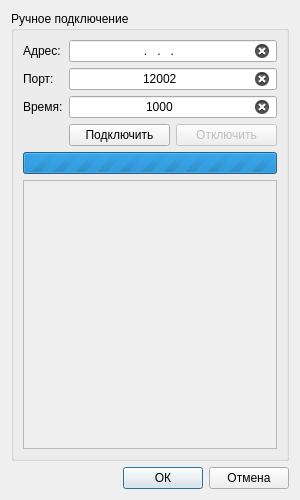
First picture: the form in Source/connect.ui, repository Grandbrain/Sensor, before the edit.
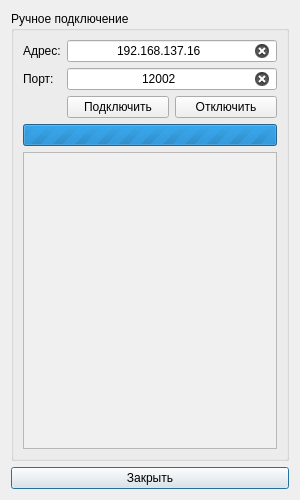
Second picture: the form after the edit.

The edit to the form file:
```diff
--- a/Source/connect.ui
+++ b/Source/connect.ui
@@ -48,25 +48,6 @@
           <property name="sizeConstraint">
            <enum>QLayout::SetDefaultConstraint</enum>
           </property>
-          <item row="2" column="0">
-           <widget class="QLabel" name="label">
-            <property name="sizePolicy">
-             <sizepolicy hsizetype="Fixed" vsizetype="Fixed">
-              <horstretch>0</horstretch>
-              <verstretch>0</verstretch>
-             </sizepolicy>
-            </property>
-            <property name="contextMenuPolicy">
-             <enum>Qt::NoContextMenu</enum>
-            </property>
-            <property name="text">
-             <string>Время:</string>
-            </property>
-            <property name="textInteractionFlags">
-             <set>Qt::NoTextInteraction</set>
-            </property>
-           </widget>
-          </item>
           <item row="1" column="1">
            <widget class="QLineEdit" name="editPort">
             <property name="sizePolicy">
@@ -112,8 +93,8 @@
             <property name="acceptDrops">
              <bool>false</bool>
             </property>
-            <property name="inputMask">
-             <string>000.000.000.000</string>
+            <property name="text">
+             <string>192.168.137.16</string>
             </property>
             <property name="alignment">
              <set>Qt::AlignCenter</set>
@@ -161,29 +142,7 @@
             </property>
            </widget>
           </item>
-          <item row="2" column="1">
-           <widget class="QLineEdit" name="editTime">
-            <property name="mouseTracking">
-             <bool>false</bool>
-            </property>
-            <property name="contextMenuPolicy">
-             <enum>Qt::NoContextMenu</enum>
-            </property>
-            <property name="acceptDrops">
-             <bool>false</bool>
-            </property>
-            <property name="text">
-             <string>1000</string>
-            </property>
-            <property name="alignment">
-             <set>Qt::AlignCenter</set>
-            </property>
-            <property name="clearButtonEnabled">
-             <bool>true</bool>
-            </property>
-           </widget>
-          </item>
-          <item row="4" column="1">
+          <item row="3" column="1">
            <layout class="QHBoxLayout" name="layoutConnect">
             <item>
              <widget class="QPushButton" name="buttonConnect">
@@ -196,10 +155,7 @@
              </widget>
             </item>
             <item>
-             <widget class="QPushButton" name="pushButton">
-              <property name="enabled">
-               <bool>false</bool>
-              </property>
+             <widget class="QPushButton" name="buttonDisconnect">
               <property name="contextMenuPolicy">
                <enum>Qt::NoContextMenu</enum>
               </property>
@@ -214,8 +170,42 @@
         </item>
         <item row="3" column="0">
          <widget class="QTextEdit" name="textEdit">
-          <property name="enabled">
-           <bool>false</bool>
+          <property name="palette">
+           <palette>
+            <active>
+             <colorrole role="Base">
+              <brush brushstyle="SolidPattern">
+               <color alpha="255">
+                <red>240</red>
+                <green>240</green>
+                <blue>240</blue>
+               </color>
+              </brush>
+             </colorrole>
+            </active>
+            <inactive>
+             <colorrole role="Base">
+              <brush brushstyle="SolidPattern">
+               <color alpha="255">
+                <red>240</red>
+                <green>240</green>
+                <blue>240</blue>
+               </color>
+              </brush>
+             </colorrole>
+            </inactive>
+            <disabled>
+             <colorrole role="Base">
+              <brush brushstyle="SolidPattern">
+               <color alpha="255">
+                <red>240</red>
+                <green>240</green>
+                <blue>240</blue>
+               </color>
+              </brush>
+             </colorrole>
+            </disabled>
+           </palette>
           </property>
           <property name="focusPolicy">
            <enum>Qt::NoFocus</enum>
@@ -255,51 +245,21 @@
      </item>
     </layout>
    </item>
-   <item row="3" column="0" colspan="2">
-    <layout class="QHBoxLayout" name="layoutBox">
-     <item>
-      <spacer name="horizontalSpacer">
-       <property name="orientation">
-        <enum>Qt::Horizontal</enum>
-       </property>
-       <property name="sizeHint" stdset="0">
-        <size>
-         <width>40</width>
-         <height>20</height>
-        </size>
-       </property>
-      </spacer>
-     </item>
-     <item>
-      <widget class="QPushButton" name="buttonAccept">
-       <property name="text">
-        <string>ОК</string>
-       </property>
-       <property name="default">
-        <bool>true</bool>
-       </property>
-      </widget>
-     </item>
-     <item>
-      <widget class="QPushButton" name="buttonReject">
-       <property name="sizePolicy">
-        <sizepolicy hsizetype="Minimum" vsizetype="Fixed">
-         <horstretch>0</horstretch>
-         <verstretch>0</verstretch>
-        </sizepolicy>
-       </property>
-       <property name="text">
-        <string>Отмена</string>
-       </property>
-       <property name="autoDefault">
-        <bool>true</bool>
-       </property>
-       <property name="default">
-        <bool>false</bool>
-       </property>
-      </widget>
-     </item>
-    </layout>
+   <item row="1" column="0" colspan="2">
+    <widget class="QPushButton" name="buttonClose">
+     <property name="sizePolicy">
+      <sizepolicy hsizetype="Expanding" vsizetype="Fixed">
+       <horstretch>0</horstretch>
+       <verstretch>0</verstretch>
+      </sizepolicy>
+     </property>
+     <property name="text">
+      <string>Закрыть</string>
+     </property>
+     <property name="default">
+      <bool>true</bool>
+     </property>
+    </widget>
    </item>
   </layout>
  </widget>
```
Left out of the diff: 31 changed lines with no effect on the pictures.
